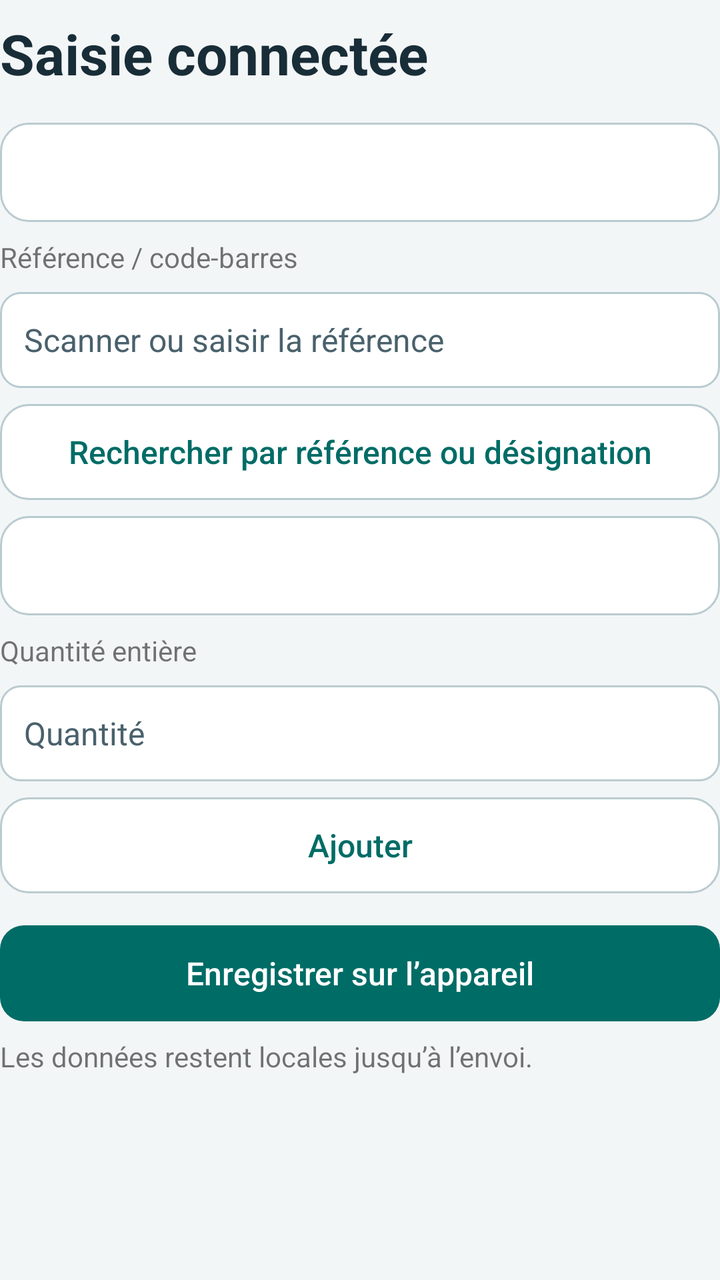
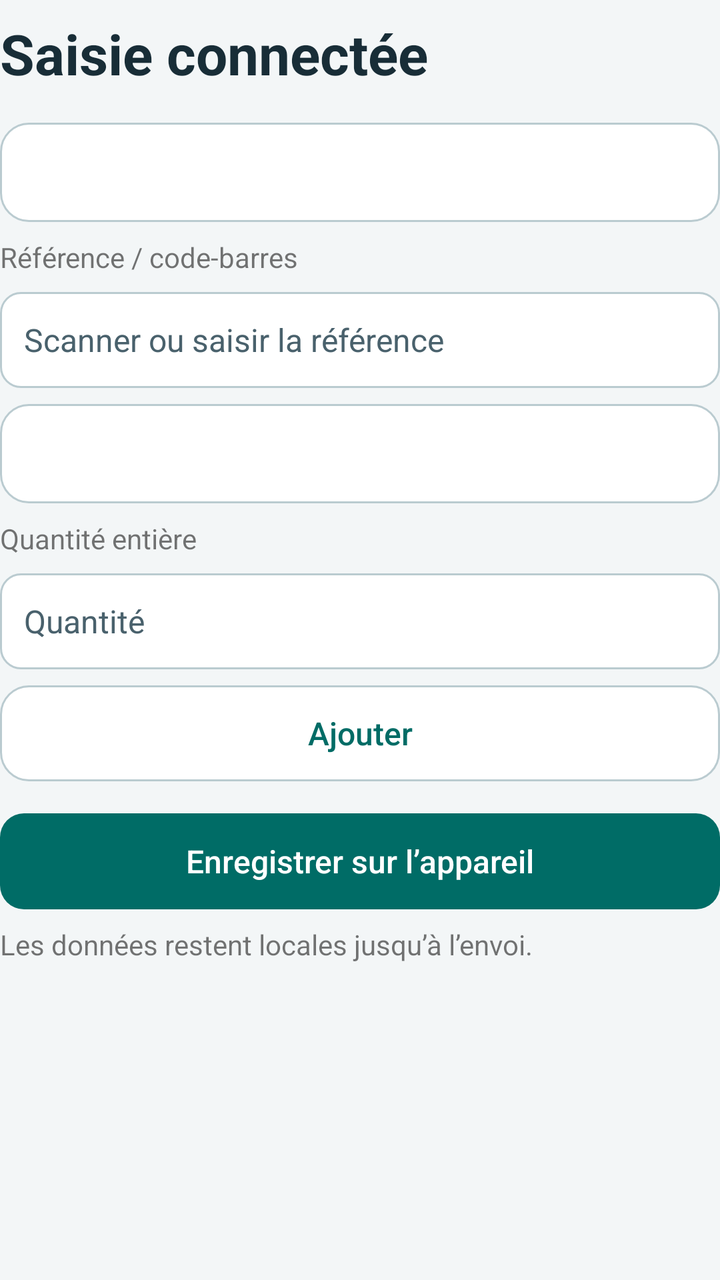

Compare the two renders of this Android layout. The source of the first and the diff that turns it into the second are given below.
<!-- AndroidManifest.xml: application theme AppTheme -->
<!-- res/layout/article_form.xml -->
<LinearLayout xmlns:android="http://schemas.android.com/apk/res/android"
    android:id="@+id/article_form"
    android:layout_width="match_parent"
    android:layout_height="wrap_content"
    android:orientation="vertical">
    <TextView
        style="@style/ScreenTitle"
        android:id="@+id/article_title"
        android:layout_width="match_parent"
        android:layout_height="wrap_content"
        android:layout_marginTop="8dp"
        android:text="@string/article_title" />
    <TextView
        android:id="@+id/draft_heading"
        android:layout_width="match_parent"
        android:layout_height="wrap_content"
        android:layout_marginTop="8dp"
        android:background="@drawable/surface_card"
        android:padding="14dp"
        android:textSize="16sp" />
    <TextView
        android:id="@+id/reference_label"
        android:layout_width="match_parent"
        android:layout_height="wrap_content"
        android:layout_marginTop="8dp"
        android:text="@string/reference_label" />
    <EditText
        android:id="@+id/reference"
        android:layout_width="match_parent"
        android:layout_height="wrap_content"
        android:layout_marginTop="8dp"
        android:hint="@string/reference"
        android:minHeight="48dp"
        android:inputType="text"
        android:singleLine="true" />
    <Button
        android:id="@+id/search_articles"
        android:layout_width="match_parent"
        android:layout_height="wrap_content"
        android:layout_marginTop="8dp"
        android:text="@string/search_articles"
        android:minHeight="48dp"
        android:textAllCaps="false" />
    <TextView
        android:id="@+id/article_details"
        android:accessibilityLiveRegion="polite"
        android:layout_width="match_parent"
        android:layout_height="wrap_content"
        android:layout_marginTop="8dp"
        android:background="@drawable/surface_card"
        android:padding="14dp"
        android:textSize="16sp" />
    <TextView
        android:id="@+id/quantity_label"
        android:layout_width="match_parent"
        android:layout_height="wrap_content"
        android:layout_marginTop="8dp"
        android:text="@string/quantity_label" />
    <EditText
        android:id="@+id/quantity"
        android:layout_width="match_parent"
        android:layout_height="wrap_content"
        android:layout_marginTop="8dp"
        android:hint="@string/quantity"
        android:minHeight="48dp"
        android:inputType="number"
        android:singleLine="true" />
    <Button
        android:id="@+id/add_line"
        android:layout_width="match_parent"
        android:layout_height="wrap_content"
        android:layout_marginTop="8dp"
        android:text="@string/add_line"
        android:minHeight="48dp"
        android:textAllCaps="false" />
    <LinearLayout
        android:id="@+id/lines"
        android:layout_width="match_parent"
        android:layout_height="wrap_content"
        android:layout_marginTop="8dp"
        android:orientation="vertical" />
    <Button
        style="@style/StockPrimary"
        android:id="@+id/save_list"
        android:layout_width="match_parent"
        android:layout_height="wrap_content"
        android:layout_marginTop="8dp"
        android:text="@string/save_list"
        android:minHeight="48dp"
        android:textAllCaps="false" />
    <TextView
        android:id="@+id/stock_note"
        android:layout_width="match_parent"
        android:layout_height="wrap_content"
        android:layout_marginTop="8dp"
        android:text="@string/stock_note" />
</LinearLayout>
<!-- resources referenced by this layout -->
<resources>
  <!-- drawable surface_card (drawable) -->
  <shape xmlns:android="http://schemas.android.com/apk/res/android">
      <solid android:color="@android:color/white" />
      <corners android:radius="14dp" />
      <stroke android:width="1dp" android:color="@color/outline" />
  </shape>
  <string name="add_line">Ajouter</string>
  <string name="article_title">Saisie connectée</string>
  <string name="quantity">Quantité</string>
  <string name="quantity_label">Quantité entière</string>
  <string name="reference">Scanner ou saisir la référence</string>
  <string name="reference_label">Référence / code-barres</string>
  <string name="save_list">Enregistrer sur l’appareil</string>
  <string name="search_articles">Rechercher par référence ou désignation</string>
  <string name="stock_note">Les données restent locales jusqu’à l’envoi.</string>
  <style name="ScreenTitle">
          <item name="android:textSize">28sp</item>
          <item name="android:textColor">@color/ink</item>
          <item name="android:textStyle">bold</item>
          <item name="android:layout_marginBottom">8dp</item>
      </style>
  <style name="StockPrimary" parent="StockButton">
          <item name="android:background">@drawable/action_primary</item>
          <item name="android:textColor">@color/action_primary</item>
      </style>
  <color name="outline">#BACBD0</color>
  <color name="ink">#182D37</color>
  <!-- drawable action_primary (drawable) -->
  <ripple xmlns:android="http://schemas.android.com/apk/res/android" android:color="?android:attr/colorControlHighlight">
      <item>
          <selector>
              <item android:state_enabled="false" android:drawable="@drawable/disabled_fill" />
              <item android:state_focused="true" android:drawable="@drawable/action_focus_primary" />
              <item android:drawable="@drawable/accent_fill" />
          </selector>
      </item>
  </ripple>
  <color name="accent">#006C66</color>
  <color name="canvas">#F3F6F7</color>
  <style name="StockInput" parent="android:style/Widget.Material.EditText">
          <item name="android:background">@drawable/login_field</item>
          <item name="android:backgroundTint">@null</item>
          <item name="android:textColor">@color/ink</item>
          <item name="android:textColorHint">@color/muted</item>
          <item name="android:padding">12dp</item>
          <item name="android:minHeight">50dp</item>
          <item name="android:textSize">16sp</item>
      </style>
  <color name="muted">#49616C</color>
  <color name="header_surface">#143541</color>
  <!-- drawable disabled_fill (drawable) -->
  <shape xmlns:android="http://schemas.android.com/apk/res/android">
      <solid android:color="@color/disabled_surface" />
      <corners android:radius="12dp" />
  </shape>
  <!-- drawable action_focus_primary (drawable) -->
  <shape xmlns:android="http://schemas.android.com/apk/res/android">
      <solid android:color="@color/accent" />
      <corners android:radius="12dp" />
      <stroke android:width="2dp" android:color="@color/ink" />
  </shape>
  <!-- drawable accent_fill (drawable) -->
  <shape xmlns:android="http://schemas.android.com/apk/res/android">
      <solid android:color="@color/accent" />
      <corners android:radius="12dp" />
  </shape>
  <!-- drawable action_focus_secondary (drawable) -->
  <shape xmlns:android="http://schemas.android.com/apk/res/android">
      <solid android:color="@color/soft" />
      <corners android:radius="12dp" />
      <stroke android:width="2dp" android:color="@color/ink" />
  </shape>
  <color name="disabled_surface">#E0E7E9</color>
  <color name="soft">#E1F4EF</color>
  <!-- unchanged entries left out for length: 4 -->
</resources>

<!-- the commit's change to res/layout/article_form.xml (unified diff, before → after) -->
@@ -20,6 +20,7 @@
         android:textSize="16sp" />
     <TextView
         android:id="@+id/reference_label"
+        android:labelFor="@+id/reference"
         android:layout_width="match_parent"
         android:layout_height="wrap_content"
         android:layout_marginTop="8dp"
@@ -33,14 +34,11 @@
         android:minHeight="48dp"
         android:inputType="text"
         android:singleLine="true" />
-    <Button
-        android:id="@+id/search_articles"
+    <LinearLayout
+        android:id="@+id/matches"
         android:layout_width="match_parent"
         android:layout_height="wrap_content"
-        android:layout_marginTop="8dp"
-        android:text="@string/search_articles"
-        android:minHeight="48dp"
-        android:textAllCaps="false" />
+        android:orientation="vertical" />
     <TextView
         android:id="@+id/article_details"
         android:accessibilityLiveRegion="polite"
<!-- resource entries referenced after the edit -->
@@ -13,7 +13,6 @@
   <string name="reference">Scanner ou saisir la référence</string>
   <string name="reference_label">Référence / code-barres</string>
   <string name="save_list">Enregistrer sur l’appareil</string>
-  <string name="search_articles">Rechercher par référence ou désignation</string>
   <string name="stock_note">Les données restent locales jusqu’à l’envoi.</string>
   <style name="ScreenTitle">
           <item name="android:textSize">28sp</item>
